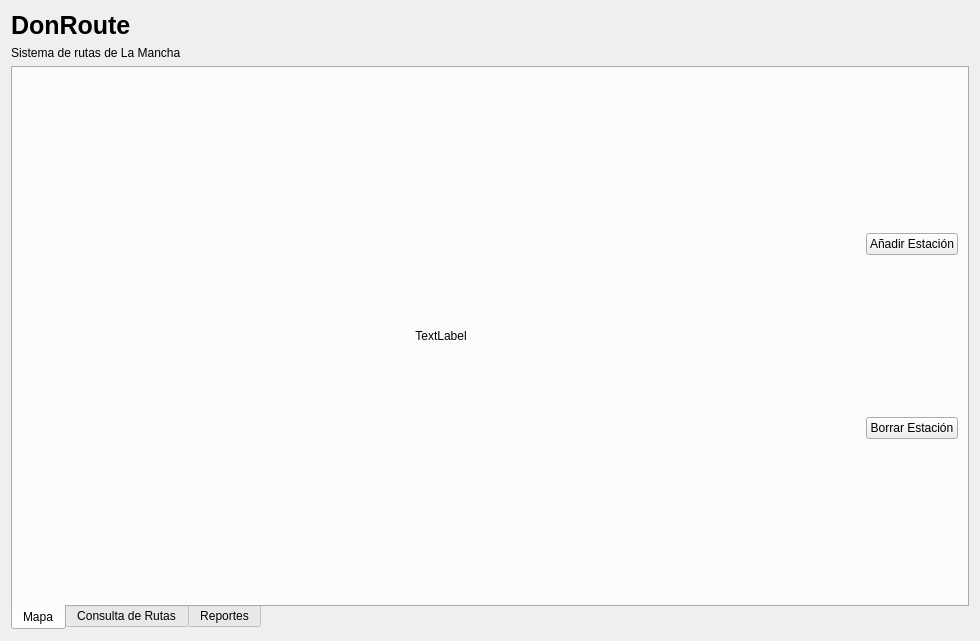
This is ui/mainview.ui in Aryelrh/DonRoute as Qt 5 draws it before an edit. The edited form follows.
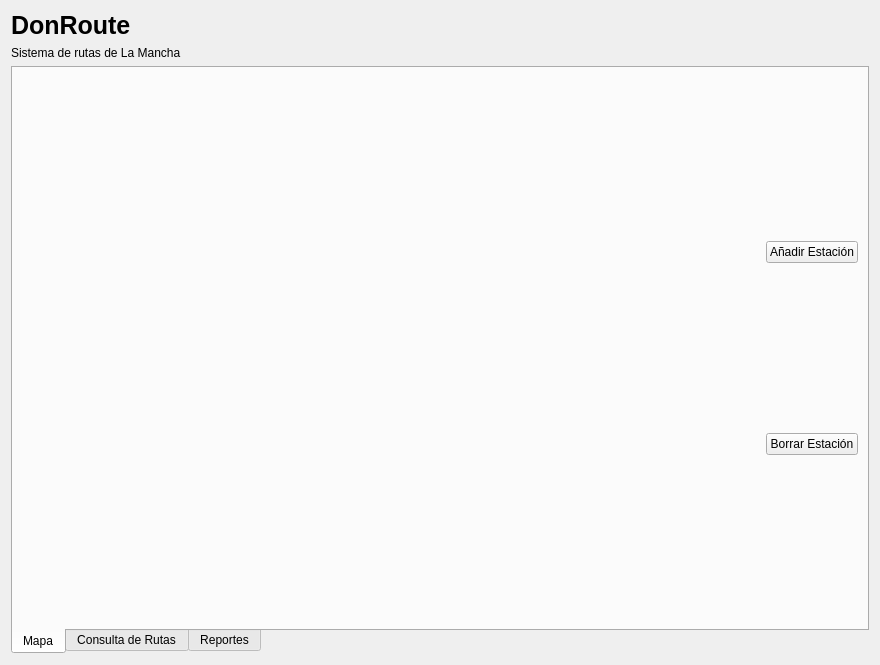
This is the edited form.

```diff
--- a/ui/mainview.ui
+++ b/ui/mainview.ui
@@ -6,8 +6,8 @@
    <rect>
     <x>0</x>
     <y>0</y>
-    <width>980</width>
-    <height>641</height>
+    <width>880</width>
+    <height>665</height>
    </rect>
   </property>
   <property name="windowTitle">
@@ -65,12 +65,6 @@
             <layout class="QHBoxLayout" name="horizontalLayout_2">
              <item>
               <widget class="QLabel" name="lblInteractiveMap">
-               <property name="minimumSize">
-                <size>
-                 <width>400</width>
-                 <height>250</height>
-                </size>
-               </property>
                <property name="sizePolicy">
                 <sizepolicy hsizetype="Expanding" vsizetype="Expanding">
                  <horstretch>0</horstretch>
@@ -78,13 +72,7 @@
                 </sizepolicy>
                </property>
                <property name="text">
-                <string>TextLabel</string>
-               </property>
-               <property name="alignment">
-                <set>Qt::AlignCenter</set>
-               </property>
-               <property name="scaledContents">
-                <bool>false</bool>
+                <string/>
                </property>
               </widget>
              </item>
```
